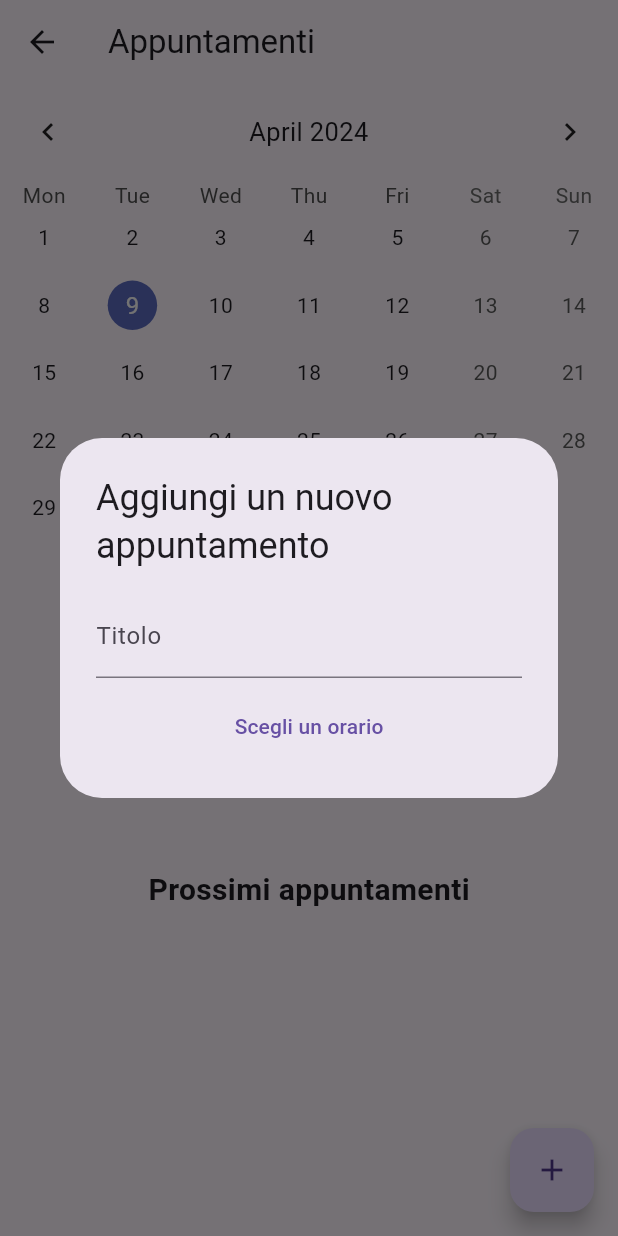
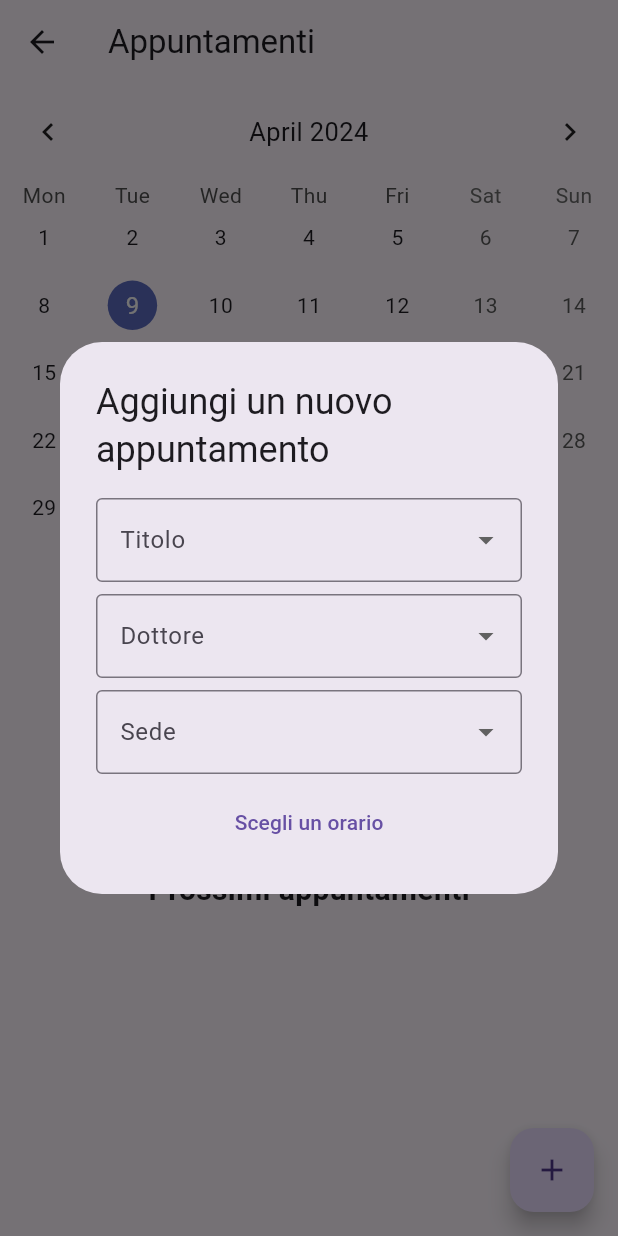
Before and after one commit to Lockyleo1/CareCrafter, a Flutter app: the screen it shows after launch, after a tap on the "add" icon, on a phone screen of 412 x 824 dp. Run offline on Flutter 3.47's test engine with Material 3 defaults, Android fonts, the phone set to English and light mode, and no system bars; drawn by our look-alikes of table_calendar.

```diff
--- a/care_crafter/lib/event.dart
+++ b/care_crafter/lib/event.dart
@@ -3,7 +3,6 @@ class Event {
   DateTime dateTime;
   Event(this.title, this.dateTime);
 
-
-@override
-String toString() => title;
+  @override
+  String toString() => title;
 }
--- a/care_crafter/lib/screens/appointments.dart
+++ b/care_crafter/lib/screens/appointments.dart
@@ -18,6 +18,13 @@ class _AppointmentsState extends State<Appointments> {
   Map<DateTime, List<Event>> events = {};
   TextEditingController _eventController = TextEditingController();
   late final ValueNotifier<List<Event>> _selectedEvents;
+  List<String> doctors = ['Dottor Rossi', 'Dottor Bianchi', 'Dottor Verdi'];
+  List<String> locations = ['Sede A', 'Sede B', 'Sede C'];
+  List<String> appointmentTitles = ['Oculista', 'Dentista', 'Neurologo']; // Lista preimpostata di titoli di appuntamenti
+
+  String? _selectedDoctor;
+  String? _selectedLocation;
+  String? _selectedAppointmentTitle; // Titolo selezionato dall'utente
 
   @override
   void initState() {
@@ -72,9 +79,61 @@ class _AppointmentsState extends State<Appointments> {
                 content: Column(
                   mainAxisSize: MainAxisSize.min,
                   children: [
-                    TextField(
-                      controller: _eventController,
-                      decoration: InputDecoration(labelText: 'Titolo'),
+                    DropdownButtonFormField<String>(
+                      value: _selectedAppointmentTitle,
+                      onChanged: (value) {
+                        setState(() {
+                          _selectedAppointmentTitle = value;
+                        });
+                      },
+                      items: appointmentTitles.map((title) {
+                        return DropdownMenuItem<String>(
+                          value: title,
+                          child: Text(title),
+                        );
+                      }).toList(),
+                      decoration: InputDecoration(
+                        labelText: 'Titolo',
+                        border: OutlineInputBorder(),
+                      ),
+                    ),
+                    SizedBox(height: 8.0),
+                    DropdownButtonFormField<String>(
+                      value: _selectedDoctor,
+                      onChanged: (value) {
+                        setState(() {
+                          _selectedDoctor = value;
+                        });
+                      },
+                      items: doctors.map((doctor) {
+                        return DropdownMenuItem<String>(
+                          value: doctor,
+                          child: Text(doctor),
+                        );
+                      }).toList(),
+                      decoration: InputDecoration(
+                        labelText: 'Dottore',
+                        border: OutlineInputBorder(),
+                      ),
+                    ),
+                    SizedBox(height: 8.0),
+                    DropdownButtonFormField<String>(
+                      value: _selectedLocation,
+                      onChanged: (value) {
+                        setState(() {
+                          _selectedLocation = value;
+                        });
+                      },
+                      items: locations.map((location) {
+                        return DropdownMenuItem<String>(
+                          value: location,
+                          child: Text(location),
+                        );
+                      }).toList(),
+                      decoration: InputDecoration(
+                        labelText: 'Sede',
+                        border: OutlineInputBorder(),
+                      ),
                     ),
                     SizedBox(height: 8.0),
                     TextButton(
@@ -93,8 +152,8 @@ class _AppointmentsState extends State<Appointments> {
                             );
                             events.update(
                               _selectedDay!,
-                              (value) => [...value, Event(_eventController.text, selectedDateTime)],
-                              ifAbsent: () => [Event(_eventController.text, selectedDateTime)],
+                              (value) => [...value, Event(_selectedAppointmentTitle!, selectedDateTime)], // Utilizza il titolo selezionato dall'utente
+                              ifAbsent: () => [Event(_selectedAppointmentTitle!, selectedDateTime)],
                             );
                             _selectedEvents.value = _getEventsForDay(_selectedDay!);
                             Navigator.of(context).pop();
@@ -168,7 +227,15 @@ class _AppointmentsState extends State<Appointments> {
                     ),
                     child: ListTile(
                       title: Text(value[index].title),
-                      subtitle: Text(value[index].dateTime.toString()),
+                      subtitle: Column(
+                        crossAxisAlignment: CrossAxisAlignment.start,
+                        children: [
+                          Text('Data: ${DateFormat('dd/MM/yyyy').format(value[index].dateTime!)}'),
+                          Text('Ora: ${DateFormat('HH:mm').format(value[index].dateTime!)}'),
+                          Text('Dottore: $_selectedDoctor'),
+                          Text('Sede: $_selectedLocation'),
+                        ],
+                      ),
                       trailing: Row(
                         mainAxisSize: MainAxisSize.min,
                         children: [
@@ -219,7 +286,15 @@ class _AppointmentsState extends State<Appointments> {
                     ),
                     child: ListTile(
                       title: Text(appointment.title),
-                      subtitle: Text(DateFormat('dd/MM/yyyy HH:mm').format(appointment.dateTime)),
+                      subtitle: Column(
+                        crossAxisAlignment: CrossAxisAlignment.start,
+                        children: [
+                          Text('Data: ${DateFormat('dd/MM/yyyy').format(appointment.dateTime!)}'),
+                          Text('Ora: ${DateFormat('HH:mm').format(appointment.dateTime!)}'),
+                          Text('Dottore: $_selectedDoctor'),
+                          Text('Sede: $_selectedLocation'),
+                        ],
+                      ),
                       trailing: Row(
                         mainAxisSize: MainAxisSize.min,
                         children: [
@@ -305,6 +380,44 @@ class _AppointmentsState extends State<Appointments> {
                 ],
               ),
               SizedBox(height: 8.0),
+              DropdownButtonFormField<String>(
+                value: _selectedDoctor,
+                onChanged: (value) {
+                  setState(() {
+                    _selectedDoctor = value;
+                  });
+                },
+                items: doctors.map((doctor) {
+                  return DropdownMenuItem<String>(
+                    value: doctor,
+                    child: Text(doctor),
+                  );
+                }).toList(),
+                decoration: InputDecoration(
+                  labelText: 'Dottore',
+                  border: OutlineInputBorder(),
+                ),
+              ),
+              SizedBox(height: 8.0),
+              DropdownButtonFormField<String>(
+                value: _selectedLocation,
+                onChanged: (value) {
+                  setState(() {
+                    _selectedLocation = value;
+                  });
+                },
+                items: locations.map((location) {
+                  return DropdownMenuItem<String>(
+                    value: location,
+                    child: Text(location),
+                  );
+                }).toList(),
+                decoration: InputDecoration(
+                  labelText: 'Sede',
+                  border: OutlineInputBorder(),
+                ),
+              ),
+              SizedBox(height: 8.0),
               TextButton(
                 onPressed: () {
                   // Aggiorna l'evento con il nuovo titolo e l'orario
```
